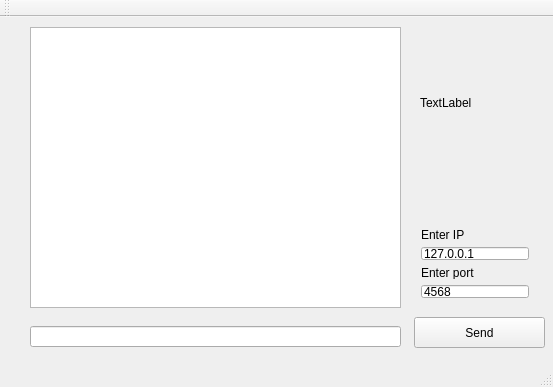
Above: Peer/mainwindow.ui from Lv385/Project before the change. Below: the same form after it.
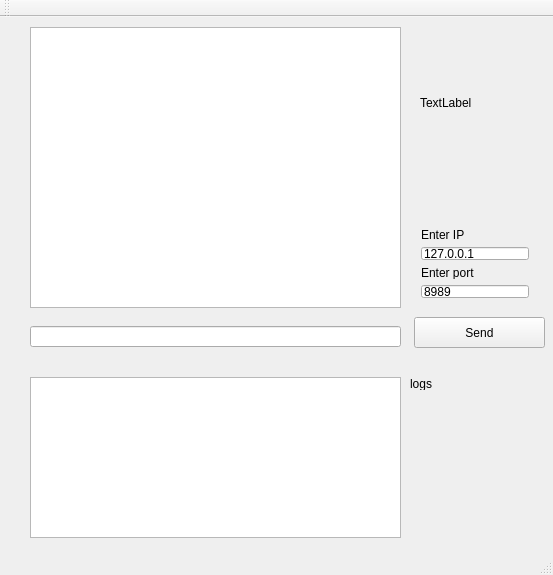
That is the form after the change.

What changed in the file:
```diff
--- a/Peer/mainwindow.ui
+++ b/Peer/mainwindow.ui
@@ -7,7 +7,7 @@
     <x>0</x>
     <y>0</y>
     <width>553</width>
-    <height>387</height>
+    <height>575</height>
    </rect>
   </property>
   <property name="windowTitle">
@@ -87,7 +87,7 @@
      <item row="3" column="0">
       <widget class="QLineEdit" name="le_port">
        <property name="text">
-        <string>4568</string>
+        <string>8989</string>
        </property>
       </widget>
      </item>
@@ -100,6 +100,29 @@
      </item>
     </layout>
    </widget>
+   <widget class="QPlainTextEdit" name="plainTextEdit_Log">
+    <property name="geometry">
+     <rect>
+      <x>30</x>
+      <y>360</y>
+      <width>371</width>
+      <height>161</height>
+     </rect>
+    </property>
+   </widget>
+   <widget class="QLabel" name="label_logs">
+    <property name="geometry">
+     <rect>
+      <x>410</x>
+      <y>360</y>
+      <width>47</width>
+      <height>13</height>
+     </rect>
+    </property>
+    <property name="text">
+     <string>logs</string>
+    </property>
+   </widget>
   </widget>
   <widget class="QMenuBar" name="menuBar">
    <property name="geometry">
```
